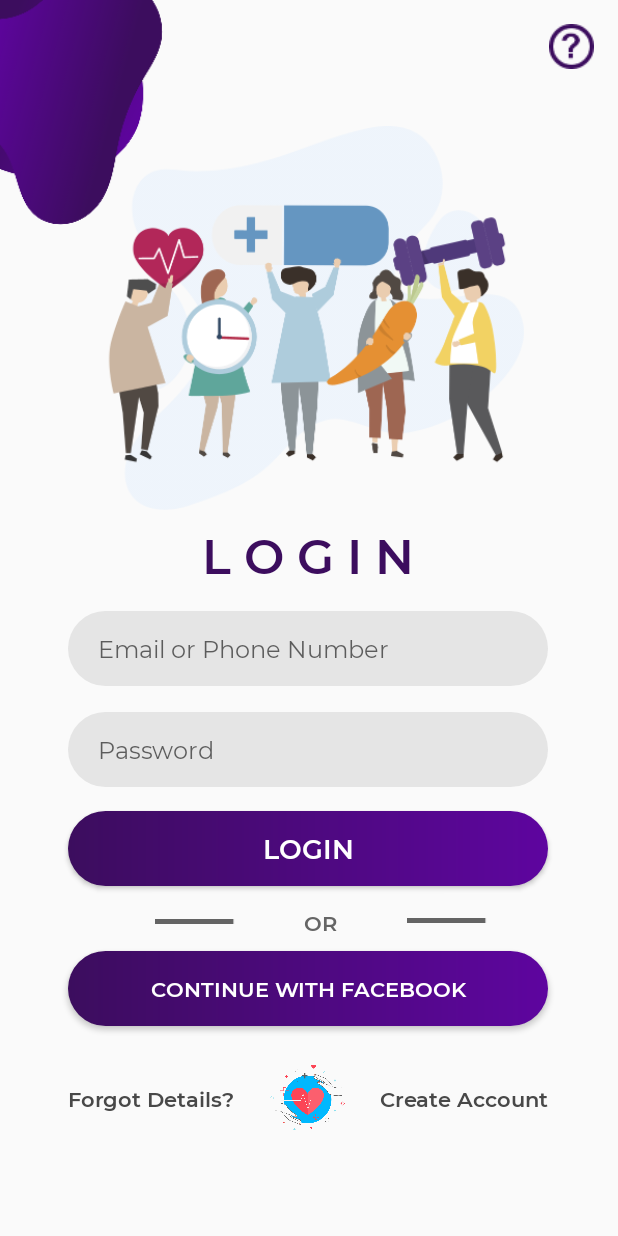
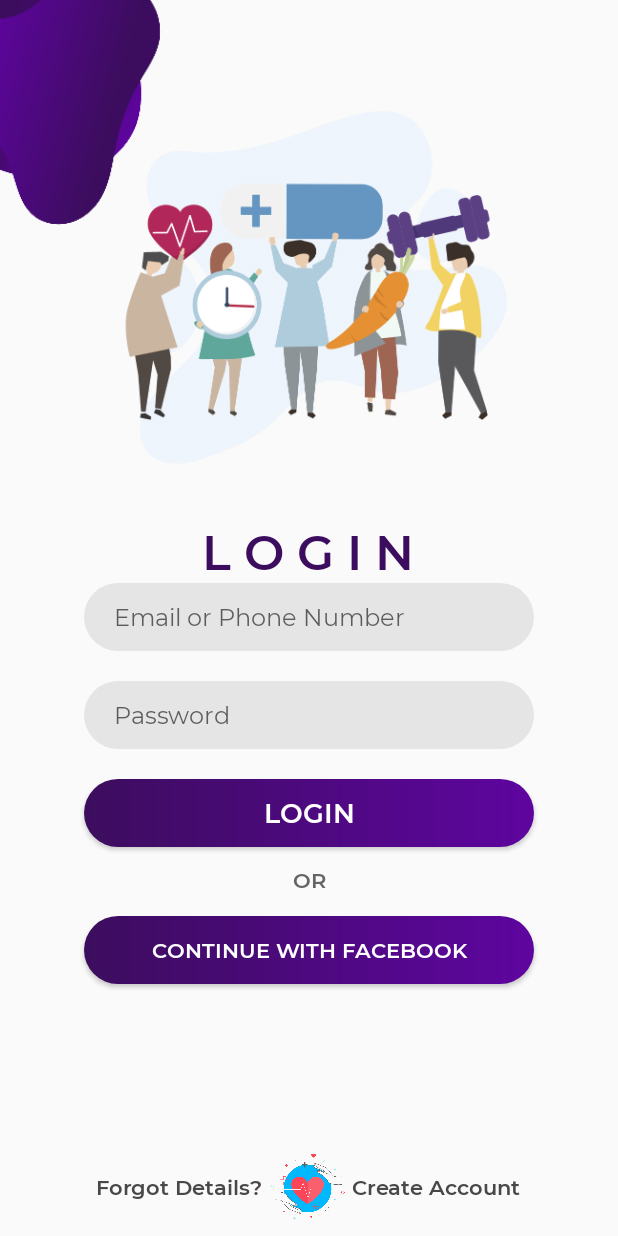
Before and after one commit to tarbiarswat/App_Worth_Care, an Android app: the LoginActivity screen opened directly, with no data from a screen before it, on a phone screen of 412 x 824 dp. Run offline under Robolectric (Android 15) with nearby library versions, the phone set to English and light mode, and no system bars.

Commit message:
Login XML updated

```diff
--- a/WorthCare/app/src/main/AndroidManifest.xml
+++ b/WorthCare/app/src/main/AndroidManifest.xml
@@ -5,7 +5,7 @@
     <application
         android:allowBackup="true"
         android:icon="@mipmap/ic_launcher"
-        android:label="@string/Toolbar_label"
+        android:label="@string/app_name"
         android:roundIcon="@mipmap/ic_launcher_round"
         android:supportsRtl="true"
         android:theme="@style/AppTheme">
--- a/WorthCare/app/src/main/res/layout/activity_login.xml
+++ b/WorthCare/app/src/main/res/layout/activity_login.xml
@@ -6,41 +6,30 @@
     android:layout_height="match_parent"
     tools:context=".LoginActivity">
 
+
     <ImageView
         android:id="@+id/vec_login_topleft"
         android:layout_width="150dp"
         android:layout_height="150dp"
-        android:layout_marginEnd="284dp"
+        android:layout_marginEnd="244dp"
+        android:contentDescription="TODO"
         android:src="@drawable/vec_login_topleft"
         app:layout_constraintBottom_toTopOf="@+id/vec_login_middle"
-        app:layout_constraintEnd_toEndOf="parent"
+        app:layout_constraintEnd_toStartOf="@+id/guideline11"
         app:layout_constraintTop_toTopOf="parent"
         app:layout_constraintVertical_bias="0.0" />
 
     <ImageView
-        android:id="@+id/ic_loginhelp"
-        android:layout_width="30dp"
-        android:layout_height="30dp"
-        android:layout_marginEnd="16dp"
-        android:src="@drawable/ic_loginhelp"
-        app:layout_constraintBottom_toBottomOf="parent"
-        app:layout_constraintEnd_toEndOf="parent"
-        app:layout_constraintHorizontal_bias="1.0"
-        app:layout_constraintStart_toEndOf="@+id/vec_login_topleft"
+        android:id="@+id/vec_login_middle"
+        android:layout_width="290dp"
+        android:layout_height="235dp"
+        android:src="@drawable/vec_login_middle"
+        app:layout_constraintBottom_toTopOf="@+id/guideline9"
+        app:layout_constraintEnd_toStartOf="@+id/guideline11"
+        app:layout_constraintHorizontal_bias="0.487"
+        app:layout_constraintStart_toStartOf="@+id/guideline12"
         app:layout_constraintTop_toTopOf="parent"
-        app:layout_constraintVertical_bias="0.02" />
-
-    <ImageView
-        android:id="@+id/vec_login_middle"
-        android:layout_width="320dp"
-        android:layout_height="256dp"
-        android:src="@drawable/vec_login_middle"
-        app:layout_constraintBottom_toTopOf="@+id/login_title"
-        app:layout_constraintEnd_toEndOf="parent"
-        app:layout_constraintHorizontal_bias="0.494"
-        app:layout_constraintStart_toStartOf="parent"
-        app:layout_constraintTop_toBottomOf="@+id/ic_loginhelp"
-        app:layout_constraintVertical_bias="0.822" />
+        app:layout_constraintVertical_bias="0.787" />
 
     <TextView
         android:id="@+id/login_title"
@@ -54,111 +43,96 @@
         app:layout_constraintEnd_toEndOf="parent"
         app:layout_constraintHorizontal_bias="0.498"
         app:layout_constraintStart_toStartOf="parent"
-        app:layout_constraintTop_toTopOf="parent"
-        app:layout_constraintVertical_bias="0.446" />
+        app:layout_constraintTop_toTopOf="@+id/guideline9"
+        app:layout_constraintVertical_bias="0.035" />
 
     <EditText
         android:id="@+id/user_email_pnumber"
-        android:layout_width="320dp"
-        android:layout_height="50dp"
+        android:layout_width="300dp"
+        android:layout_height="45dp"
         android:background="@drawable/shape_rounded"
         android:fontFamily="@font/montserrat_regular"
         android:hint="Email or Phone Number"
+        android:paddingLeft="20dp"
         android:textSize="16sp"
-        android:paddingLeft="20dp"
-        app:layout_constraintBottom_toBottomOf="parent"
-        app:layout_constraintEnd_toEndOf="parent"
-        app:layout_constraintHorizontal_bias="0.495"
-        app:layout_constraintStart_toStartOf="parent"
-        app:layout_constraintTop_toBottomOf="@+id/login_title"
-        app:layout_constraintVertical_bias="0.042" />
+        app:layout_constraintEnd_toStartOf="@+id/guideline11"
+        app:layout_constraintStart_toStartOf="@+id/guideline12"
+        app:layout_constraintTop_toBottomOf="@+id/login_title" />
 
     <EditText
         android:id="@+id/user_password"
-        android:layout_width="320dp"
-        android:layout_height="50dp"
+        android:layout_width="300dp"
+        android:layout_height="45dp"
+        android:layout_marginTop="20dp"
         android:background="@drawable/shape_rounded"
         android:fontFamily="@font/montserrat_regular"
         android:hint="Password"
-        android:textSize="16sp"
         android:inputType="textPassword"
         android:paddingLeft="20dp"
-        app:layout_constraintBottom_toBottomOf="parent"
-        app:layout_constraintEnd_toEndOf="parent"
-        app:layout_constraintHorizontal_bias="0.494"
-        app:layout_constraintStart_toStartOf="parent"
-        app:layout_constraintTop_toBottomOf="@+id/user_email_pnumber"
-        app:layout_constraintVertical_bias="0.055" />
+        android:textSize="16sp"
+        app:layout_constraintEnd_toEndOf="@+id/user_email_pnumber"
+        app:layout_constraintHorizontal_bias="0.0"
+        app:layout_constraintStart_toStartOf="@+id/user_email_pnumber"
+        app:layout_constraintTop_toBottomOf="@+id/user_email_pnumber" />
 
     <Button
         android:id="@+id/login_btn"
-        android:layout_width="320dp"
-        android:layout_height="50dp"
+        android:layout_width="300dp"
+        android:layout_height="45dp"
+        android:layout_marginTop="20dp"
         android:background="@drawable/button_rounded"
         android:fontFamily="@font/montserrat_semibold"
         android:text="Login"
         android:textAllCaps="true"
         android:textColor="#FFFFFF"
         android:textSize="18sp"
-        app:layout_constraintBottom_toBottomOf="parent"
-        app:layout_constraintEnd_toEndOf="parent"
-        app:layout_constraintHorizontal_bias="0.494"
-        app:layout_constraintStart_toStartOf="parent"
-        app:layout_constraintTop_toBottomOf="@+id/user_password"
-        app:layout_constraintVertical_bias="0.065" />
-
-    <ImageView
-        android:id="@+id/line_left"
-        android:layout_width="100dp"
-        android:layout_height="3dp"
-        android:layout_marginStart="80dp"
-        android:src="@drawable/line"
-        app:layout_constraintBottom_toBottomOf="parent"
-        app:layout_constraintStart_toStartOf="parent"
-        app:layout_constraintTop_toBottomOf="@+id/login_btn"
-        app:layout_constraintVertical_bias="0.096" />
-
-    <ImageView
-        android:id="@+id/line_right"
-        android:layout_width="100dp"
-        android:layout_height="3dp"
-        android:layout_marginTop="21dp"
-        android:layout_marginEnd="64dp"
-        android:src="@drawable/line"
-        app:layout_constraintEnd_toEndOf="parent"
-        app:layout_constraintTop_toBottomOf="@+id/login_btn" />
+        app:layout_constraintEnd_toEndOf="@+id/user_password"
+        app:layout_constraintHorizontal_bias="0.0"
+        app:layout_constraintStart_toStartOf="@+id/user_password"
+        app:layout_constraintTop_toBottomOf="@+id/user_password" />
 
     <TextView
         android:id="@+id/textView"
         android:layout_width="wrap_content"
         android:layout_height="wrap_content"
+        android:layout_marginTop="12dp"
         android:fontFamily="@font/montserrat_semibold"
         android:text="OR"
         android:textColor="#656565"
-        app:layout_constraintBottom_toBottomOf="parent"
-        app:layout_constraintEnd_toStartOf="@+id/line_right"
-        app:layout_constraintHorizontal_bias="0.497"
-        app:layout_constraintStart_toEndOf="@+id/line_left"
-        app:layout_constraintTop_toBottomOf="@+id/login_btn"
-        app:layout_constraintVertical_bias="0.07" />
+        app:layout_constraintEnd_toStartOf="@+id/guideline11"
+        app:layout_constraintStart_toStartOf="@+id/guideline12"
+        app:layout_constraintTop_toBottomOf="@+id/login_btn" />
 
     <Button
         android:id="@+id/login_fb_btn"
-        android:layout_width="320dp"
-        android:layout_height="50dp"
-        android:layout_marginBottom="16dp"
+        android:layout_width="300dp"
+        android:layout_height="45dp"
+        android:layout_marginBottom="76dp"
         android:background="@drawable/button_rounded"
         android:fontFamily="@font/montserrat_semibold"
         android:text="Continue with facebook"
         android:textAllCaps="true"
         android:textColor="#FFFFFF"
         android:textSize="14sp"
+        app:layout_constraintBottom_toTopOf="@+id/guideline10"
+        app:layout_constraintEnd_toEndOf="@+id/login_btn"
+        app:layout_constraintHorizontal_bias="1.0"
+        app:layout_constraintStart_toStartOf="@+id/login_btn"
+        app:layout_constraintTop_toBottomOf="@+id/textView"
+        app:layout_constraintVertical_bias="0.358" />
+
+    <TextView
+        android:id="@+id/forgot_password_btn"
+        android:layout_width="wrap_content"
+        android:layout_height="wrap_content"
+        android:fontFamily="@font/montserrat_semibold"
+        android:text="Forgot Details?"
+        android:textColor="#484848"
         app:layout_constraintBottom_toBottomOf="parent"
-        app:layout_constraintEnd_toEndOf="parent"
-        app:layout_constraintHorizontal_bias="0.494"
-        app:layout_constraintStart_toStartOf="parent"
-        app:layout_constraintTop_toBottomOf="@+id/textView"
-        app:layout_constraintVertical_bias="0.07" />
+        app:layout_constraintEnd_toStartOf="@+id/imageViewwc_logobluebg"
+        app:layout_constraintHorizontal_bias="0.625"
+        app:layout_constraintStart_toStartOf="@+id/login_fb_btn"
+        app:layout_constraintTop_toTopOf="@+id/guideline10" />
 
     <ImageView
         android:id="@+id/imageViewwc_logobluebg"
@@ -169,22 +143,7 @@
         app:layout_constraintEnd_toEndOf="parent"
         app:layout_constraintHorizontal_bias="0.498"
         app:layout_constraintStart_toStartOf="parent"
-        app:layout_constraintTop_toBottomOf="@+id/login_fb_btn"
-        app:layout_constraintVertical_bias="0.25" />
-
-    <TextView
-        android:id="@+id/forgot_password_btn"
-        android:layout_width="wrap_content"
-        android:layout_height="wrap_content"
-        android:fontFamily="@font/montserrat_semibold"
-        android:text="Forgot Details?"
-        android:textColor="#484848"
-        app:layout_constraintBottom_toBottomOf="parent"
-        app:layout_constraintEnd_toStartOf="@+id/imageViewwc_logobluebg"
-        app:layout_constraintHorizontal_bias="0.0"
-        app:layout_constraintStart_toStartOf="@+id/login_fb_btn"
-        app:layout_constraintTop_toBottomOf="@+id/login_fb_btn"
-        app:layout_constraintVertical_bias="0.322" />
+        app:layout_constraintTop_toTopOf="@+id/guideline10" />
 
     <TextView
         android:id="@+id/goto_regactivity"
@@ -195,9 +154,38 @@
         android:textColor="#484848"
         app:layout_constraintBottom_toBottomOf="@+id/forgot_password_btn"
         app:layout_constraintEnd_toEndOf="@+id/login_fb_btn"
-        app:layout_constraintHorizontal_bias="1.0"
+        app:layout_constraintHorizontal_bias="0.318"
         app:layout_constraintStart_toEndOf="@+id/imageViewwc_logobluebg"
-        app:layout_constraintTop_toTopOf="@+id/forgot_password_btn" />
+        app:layout_constraintTop_toTopOf="@+id/forgot_password_btn"
+        app:layout_constraintVertical_bias="0.0" />
+
+    <androidx.constraintlayout.widget.Guideline
+        android:id="@+id/guideline9"
+        android:layout_width="wrap_content"
+        android:layout_height="wrap_content"
+        android:orientation="horizontal"
+        app:layout_constraintGuide_percent="0.4" />
+
+    <androidx.constraintlayout.widget.Guideline
+        android:id="@+id/guideline10"
+        android:layout_width="wrap_content"
+        android:layout_height="wrap_content"
+        android:orientation="horizontal"
+        app:layout_constraintGuide_percent="0.92" />
+
+    <androidx.constraintlayout.widget.Guideline
+        android:id="@+id/guideline11"
+        android:layout_width="wrap_content"
+        android:layout_height="wrap_content"
+        android:orientation="vertical"
+        app:layout_constraintGuide_percent="0.9" />
+
+    <androidx.constraintlayout.widget.Guideline
+        android:id="@+id/guideline12"
+        android:layout_width="wrap_content"
+        android:layout_height="wrap_content"
+        android:orientation="vertical"
+        app:layout_constraintGuide_percent="0.1" />
 
 
 </androidx.constraintlayout.widget.ConstraintLayout>
--- a/WorthCare/app/src/main/res/layout/activity_reg.xml
+++ b/WorthCare/app/src/main/res/layout/activity_reg.xml
@@ -6,29 +6,17 @@
     android:layout_height="match_parent"
     tools:context=".RegActivity">
 
+
     <ImageView
         android:id="@+id/vec_login_topleft"
         android:layout_width="150dp"
         android:layout_height="150dp"
-        android:layout_marginEnd="284dp"
+        android:layout_marginEnd="244dp"
         android:src="@drawable/vec_login_topleft"
         app:layout_constraintBottom_toTopOf="@+id/vec_login_middle"
-        app:layout_constraintEnd_toEndOf="parent"
+        app:layout_constraintEnd_toStartOf="@+id/guideline3"
         app:layout_constraintTop_toTopOf="parent"
         app:layout_constraintVertical_bias="0.0" />
-
-    <ImageView
-        android:id="@+id/ic_loginhelp"
-        android:layout_width="30dp"
-        android:layout_height="30dp"
-        android:layout_marginEnd="16dp"
-        android:src="@drawable/ic_loginhelp"
-        app:layout_constraintBottom_toTopOf="@+id/guideline"
-        app:layout_constraintEnd_toEndOf="parent"
-        app:layout_constraintHorizontal_bias="1.0"
-        app:layout_constraintStart_toEndOf="@+id/vec_login_topleft"
-        app:layout_constraintTop_toTopOf="parent"
-        app:layout_constraintVertical_bias="0.066" />
 
     <ImageView
         android:id="@+id/vec_login_middle"
@@ -37,9 +25,10 @@
         android:src="@drawable/vec_login_middle"
         app:layout_constraintBottom_toTopOf="@+id/guideline"
         app:layout_constraintEnd_toEndOf="parent"
-        app:layout_constraintHorizontal_bias="0.494"
+        app:layout_constraintHorizontal_bias="0.487"
         app:layout_constraintStart_toStartOf="parent"
-        app:layout_constraintTop_toBottomOf="@+id/ic_loginhelp" />
+        app:layout_constraintTop_toTopOf="parent"
+        app:layout_constraintVertical_bias="0.787" />
 
     <androidx.constraintlayout.widget.Guideline
         android:id="@+id/guideline"
```
Also changed, not shown: WorthCare/app/src/main/res/drawable-hdpi/line.png (deleted), WorthCare/app/src/main/res/drawable-ldpi/line.png (deleted), WorthCare/app/src/main/res/drawable-mdpi/line.png (deleted), WorthCare/app/src/main/res/drawable-xhdpi/line.png (deleted), WorthCare/app/src/main/res/drawable-xxhdpi/line.png (deleted), WorthCare/app/src/main/res/drawable-xxxhdpi/line.png (deleted).
